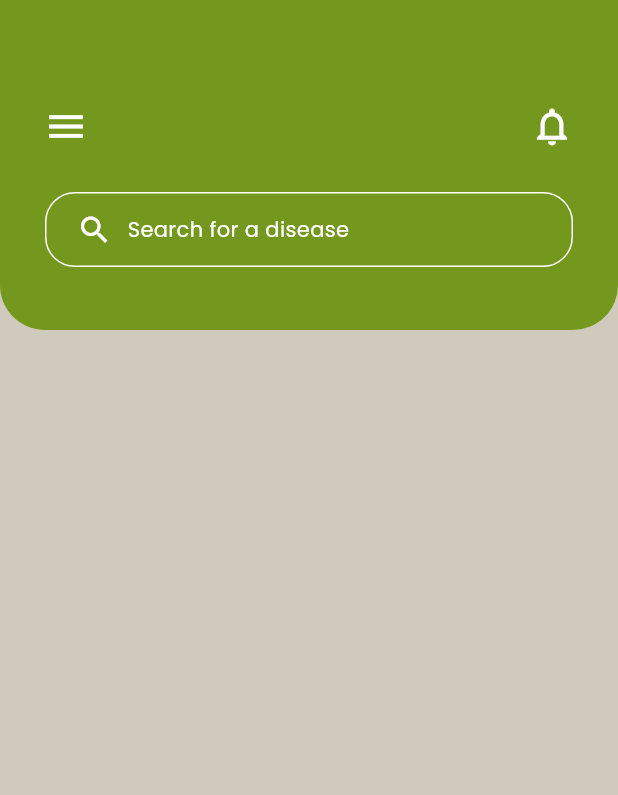
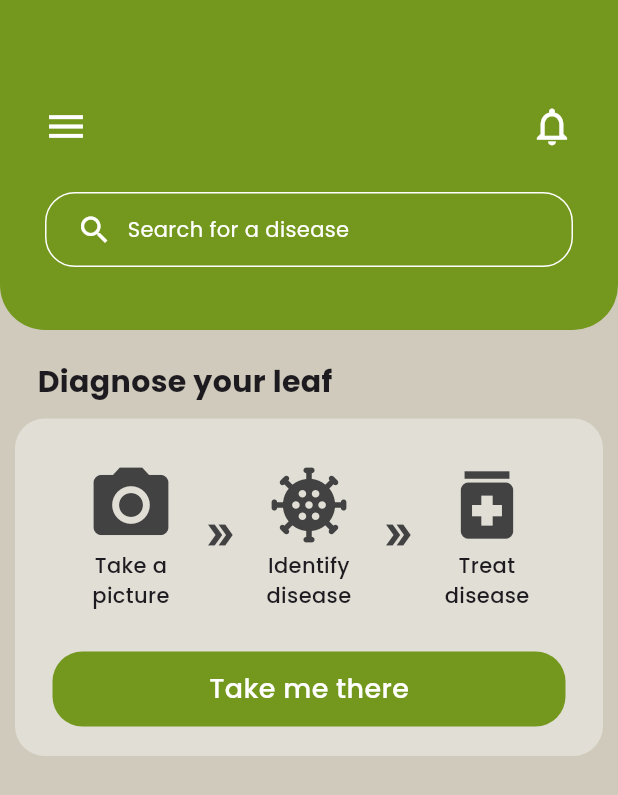
Before and after one commit to Akshat-Vashisht/icar-application, a Flutter app: the HomeContent screen opened directly, on a phone screen of 412 x 824 dp. Shown: the top 795 px of the screen. Run offline on Flutter 3.47's test engine with Material 3 defaults, Android fonts, the phone set to English and light mode, and no system bars; our stand-ins replace google_fonts, slide_to_act.

Commit message:
feat(home): add heal_leaf widget
1. create a new widget to display the diagnostic process
2. create a custom heading component for reuse
3. add both components to home_content reducing code in the home_content.dart

```diff
--- /dev/null
+++ b/lib/components/heading_component.dart
@@ -0,0 +1,21 @@
+import 'package:flutter/material.dart';
+import 'package:google_fonts/google_fonts.dart';
+
+class HeadingComponent extends StatelessWidget {
+  final String title;
+  const HeadingComponent({super.key, required this.title});
+
+  @override
+  Widget build(BuildContext context) {
+    return Padding(
+      padding: const EdgeInsets.only(left: 25, top: 20),
+      child: Text(
+        title,
+        style: GoogleFonts.poppins(
+          fontSize: 20,
+          fontWeight: FontWeight.bold,
+        ),
+      ),
+    );
+  }
+}
--- /dev/null
+++ b/lib/components/home/heal_leaf.dart
@@ -0,0 +1,117 @@
+import 'package:flutter/material.dart';
+import 'package:google_fonts/google_fonts.dart';
+
+class HealLeaf extends StatelessWidget {
+  const HealLeaf({super.key});
+
+  @override
+  Widget build(BuildContext context) {
+    return Container(
+      margin: EdgeInsets.all(10),
+      height: 225,
+      decoration: BoxDecoration(
+        color: Colors.white38,
+        borderRadius: BorderRadius.circular(20),
+      ),
+      child: Column(
+        mainAxisAlignment: MainAxisAlignment.spaceEvenly,
+        children: [
+          Container(
+            padding: EdgeInsets.symmetric(horizontal: 30),
+            child: Row(
+              mainAxisAlignment: MainAxisAlignment.spaceEvenly,
+              children: [
+                Container(
+                  padding: EdgeInsets.all(8),
+                  child: Column(
+                    children: [
+                      Icon(
+                        Icons.photo_camera,
+                        color: Colors.grey[800],
+                        size: 60,
+                      ),
+                      Text(
+                        "Take a \npicture",
+                        style: GoogleFonts.poppins(
+                          fontSize: 14,
+                          fontWeight: FontWeight.w500,
+                        ),
+                        textAlign: TextAlign.center,
+                      )
+                    ],
+                  ),
+                ),
+                Icon(
+                  Icons.double_arrow,
+                  color: Colors.grey[800],
+                ),
+                Container(
+                  padding: EdgeInsets.all(8),
+                  child: Column(
+                    children: [
+                      Icon(
+                        Icons.coronavirus,
+                        color: Colors.grey[800],
+                        size: 60,
+                      ),
+                      Text(
+                        "Identify \ndisease",
+                        style: GoogleFonts.poppins(
+                          fontSize: 14,
+                          fontWeight: FontWeight.w500,
+                        ),
+                        textAlign: TextAlign.center,
+                      )
+                    ],
+                  ),
+                ),
+                Icon(
+                  Icons.double_arrow,
+                  color: Colors.grey[800],
+                ),
+                Container(
+                  padding: EdgeInsets.all(8),
+                  child: Column(
+                    children: [
+                      Icon(
+                        Icons.medication,
+                        color: Colors.grey[800],
+                        size: 60,
+                      ),
+                      Text(
+                        "Treat \ndisease",
+                        style: GoogleFonts.poppins(
+                          fontSize: 14,
+                          fontWeight: FontWeight.w500,
+                        ),
+                        textAlign: TextAlign.center,
+                      )
+                    ],
+                  ),
+                ),
+              ],
+            ),
+          ),
+          Container(
+            height: 50,
+            decoration: BoxDecoration(
+              borderRadius: BorderRadius.circular(20),
+              color: Color(0xff74981e),
+            ),
+            margin: EdgeInsets.symmetric(horizontal: 25),
+            child: Center(
+              child: Text(
+                "Take me there",
+                style: GoogleFonts.poppins(
+                  color: Colors.white,
+                  fontSize: 18,
+                  fontWeight: FontWeight.w500,
+                ),
+              ),
+            ),
+          )
+        ],
+      ),
+    );
+  }
+}
--- a/lib/pages/home/home_content.dart
+++ b/lib/pages/home/home_content.dart
@@ -1,6 +1,8 @@
 import 'package:flutter/material.dart';
 import 'package:icar_app/components/custom_drawer.dart';
 import 'package:icar_app/components/custom_navbar.dart';
+import 'package:icar_app/components/heading_component.dart';
+import 'package:icar_app/components/home/heal_leaf.dart';
 
 class HomeContent extends StatelessWidget {
   const HomeContent({super.key});
@@ -11,8 +13,11 @@ class HomeContent extends StatelessWidget {
       backgroundColor: const Color(0xffcfcabb),
       drawer: CustomDrawer(),
       body: const Column(
+        crossAxisAlignment: CrossAxisAlignment.start,
         children: [
           CustomNavbar(),
+          HeadingComponent(title: "Diagnose your leaf"),
+          HealLeaf(),
         ],
       ),
     );
```
